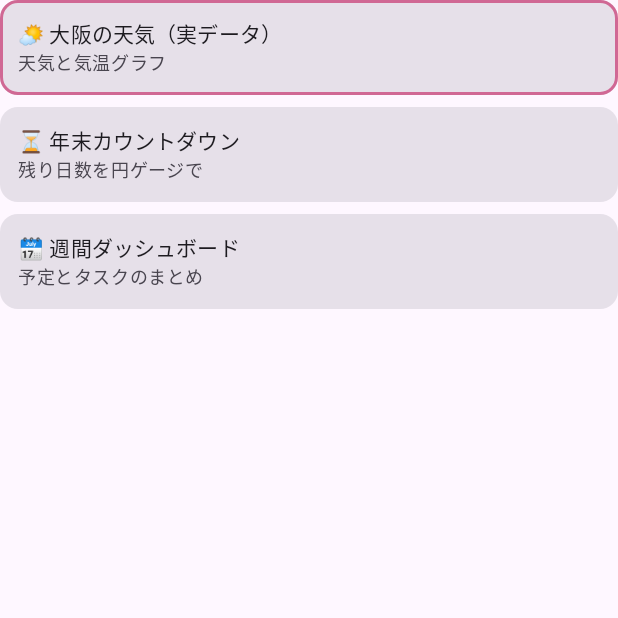
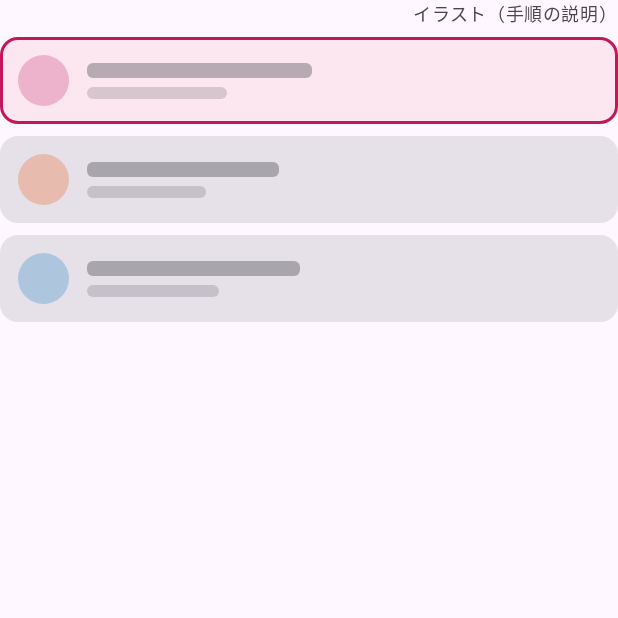
Before and after one commit to TaigaShinohara/Scriptlet, an Android app built with Jetpack Compose: the composable SampleListMock shown on its own in the app's theme, on a phone screen of 412 x 824 dp, the top half of it. Run offline under Robolectric (Android 15) with nearby library versions, the phone set to English and light mode, and no system bars.

Commit message:
v0.16.1: flashier onboarding trial samples; step mocks become clearly schematic diagrams

```diff
--- a/app/build.gradle.kts
+++ b/app/build.gradle.kts
@@ -13,8 +13,8 @@ android {
         applicationId = "app.scriptlet"
         minSdk = 26
         targetSdk = 36
-        versionCode = 22
-        versionName = "0.16.0-help"
+        versionCode = 23
+        versionName = "0.16.1-trialart"
     }
 
     buildTypes {
--- a/app/src/main/java/app/scriptlet/ui/Onboarding.kt
+++ b/app/src/main/java/app/scriptlet/ui/Onboarding.kt
@@ -102,7 +102,7 @@ private val worries = listOf(
         mirror = "「天気や数字を、すぐチェックしたい」",
         strength = "天気も進捗も、本物のデータを取って表示するサンプルが揃っています。",
         trioOrder = listOf(0, 2, 1),
-        trialKey = "progress-demo",
+        trialKey = "analog-clock",
         buildKey = "showcase-weather",
     ),
     Worry(
@@ -118,7 +118,7 @@ private val worries = listOf(
         mirror = "",
         strength = "決めなくて大丈夫。本物のサンプルが動くところから、見てみましょう。",
         trioOrder = listOf(0, 1, 2),
-        trialKey = "hello",
+        trialKey = "daily-art",
         buildKey = null,
     ),
 )
@@ -433,7 +433,7 @@ fun OnboardingScreen(
                     7 -> PageShell(
                         stepLabel = "ステップ 1 / 3",
                         headline = "サンプルから選ぶ",
-                        sub = "完成品のサンプルが9本。まずは選ぶだけで大丈夫。",
+                        sub = "完成品のサンプルが14本。まずは選ぶだけで大丈夫。",
                         reducedMotion = reducedMotion, active = active,
                         hero = { SampleListMock(reducedMotion) },
                     )
@@ -695,7 +695,7 @@ private fun TrialPage(
     var running by remember { mutableStateOf(false) }
     var bounce by remember { mutableIntStateOf(0) }
     val scope = rememberCoroutineScope()
-    val sampleIdx = SampleScripts.keys.indexOf(worry?.trialKey ?: "hello").coerceAtLeast(0)
+    val sampleIdx = SampleScripts.keys.indexOf(worry?.trialKey ?: "daily-art").coerceAtLeast(0)
     Column(
         modifier = Modifier.fillMaxSize(),
         horizontalAlignment = Alignment.CenterHorizontally,
@@ -1044,33 +1044,63 @@ private fun TrioMock(order: List<Int>) {
     }
 }
 
+/** A bar that stands in for a line of text in a schematic mock — no legible words, so a teaching page never reads as the real, tappable thing. */
+@Composable
+private fun SkeletonBar(widthDp: Int, heightDp: Int = 10, color: Color) {
+    Box(
+        modifier = Modifier.width(widthDp.dp).height(heightDp.dp)
+            .clip(RoundedCornerShape(4.dp))
+            .background(color),
+    )
+}
+
 @Composable
 private fun SampleListMock(reducedMotion: Boolean) {
-    Column(verticalArrangement = Arrangement.spacedBy(8.dp), modifier = Modifier.fillMaxWidth()) {
-        listOf(
-            "🌤 大阪の天気（実データ）" to "天気と気温グラフ",
-            "⏳ 年末カウントダウン" to "残り日数を円ゲージで",
-            "🗓 週間ダッシュボード" to "予定とタスクのまとめ",
-        ).forEachIndexed { i, (name, desc) ->
-            // Hero motion: the recommended first card's frame gently pulses.
-            if (i == 0) {
-                PulseAlpha(reducedMotion) { a ->
-                    Card(
-                        modifier = Modifier.fillMaxWidth(),
-                        border = androidx.compose.foundation.BorderStroke(2.dp, BrandPink.copy(alpha = a)),
+    // Schematic only (user direction, 2026-11-14): skeleton bars instead of
+    // legible sample names, no pulse inviting a tap, and an explicit
+    // "illustration" label. This page teaches the steps; the real list is
+    // one swipe past the end of the onboarding. (The old mock also carried
+    // stale sample names that no longer exist.)
+    val barColor = MaterialTheme.colorScheme.onSurface
+    Column(modifier = Modifier.fillMaxWidth()) {
+        Text(
+            "イラスト（手順の説明）",
+            style = MaterialTheme.typography.bodySmall,
+            color = MaterialTheme.colorScheme.onSurfaceVariant,
+            modifier = Modifier.align(Alignment.End),
+        )
+        Spacer(Modifier.height(6.dp))
+        Column(verticalArrangement = Arrangement.spacedBy(8.dp)) {
+            val tints = listOf(BrandPink, BrandOrange, BrandSky)
+            listOf(150, 128, 142).forEachIndexed { i, titleWidth ->
+                val row: @Composable () -> Unit = {
+                    Row(
+                        modifier = Modifier.padding(12.dp),
+                        verticalAlignment = Alignment.CenterVertically,
                     ) {
-                        Column(modifier = Modifier.padding(12.dp)) {
-                            Text(name, style = MaterialTheme.typography.titleSmall)
-                            Text(desc, style = MaterialTheme.typography.bodySmall, color = MaterialTheme.colorScheme.onSurfaceVariant)
+                        Box(
+                            modifier = Modifier.size(34.dp).clip(CircleShape)
+                                .background(tints[i].copy(alpha = 0.25f)),
+                        )
+                        Spacer(Modifier.width(12.dp))
+                        Column(verticalArrangement = Arrangement.spacedBy(6.dp)) {
+                            SkeletonBar(titleWidth, color = barColor.copy(alpha = 0.30f))
+                            SkeletonBar(titleWidth * 62 / 100, heightDp = 8, color = barColor.copy(alpha = 0.16f))
                         }
                     }
                 }
-            } else {
-                Card(modifier = Modifier.fillMaxWidth()) {
-                    Column(modifier = Modifier.padding(12.dp)) {
-                        Text(name, style = MaterialTheme.typography.titleSmall)
-                        Text(desc, style = MaterialTheme.typography.bodySmall, color = MaterialTheme.colorScheme.onSurfaceVariant)
-                    }
+                if (i == 0) {
+                    // The chosen one: a still pink frame and tint — selected,
+                    // but quiet. Nothing on a teaching page should pulse.
+                    Card(
+                        modifier = Modifier.fillMaxWidth(),
+                        border = androidx.compose.foundation.BorderStroke(2.dp, BrandPink),
+                        colors = CardDefaults.cardColors(
+                            containerColor = MaterialTheme.colorScheme.primaryContainer,
+                        ),
+                    ) { row() }
+                } else {
+                    Card(modifier = Modifier.fillMaxWidth()) { row() }
                 }
             }
         }
@@ -1079,15 +1109,35 @@ private fun SampleListMock(reducedMotion: Boolean) {
 
 @Composable
 private fun PreviewMock(reducedMotion: Boolean) {
-    Column(horizontalAlignment = Alignment.CenterHorizontally, modifier = Modifier.fillMaxWidth()) {
-        MiniWidgetCard("Hello, Scriptlet!", "いま 9:41", BrandPink, Modifier.fillMaxWidth())
-        Spacer(Modifier.height(14.dp))
-        // Hero motion: the run button pulses — "press me" without a word.
-        PulseAlpha(reducedMotion) { a ->
+    // Schematic only, same rule as the sample-list mock: the old version had
+    // a labeled, pulsing fake "▶ 実行プレビュー" button — on a page that
+    // only teaches the step, it read as the real button and invited taps.
+    val barColor = MaterialTheme.colorScheme.onSurface
+    Column(modifier = Modifier.fillMaxWidth()) {
+        Text(
+            "イラスト（手順の説明）",
+            style = MaterialTheme.typography.bodySmall,
+            color = MaterialTheme.colorScheme.onSurfaceVariant,
+            modifier = Modifier.align(Alignment.End),
+        )
+        Spacer(Modifier.height(6.dp))
+        Column(horizontalAlignment = Alignment.CenterHorizontally) {
+            Card(modifier = Modifier.fillMaxWidth()) {
+                Column(
+                    modifier = Modifier.padding(14.dp),
+                    verticalArrangement = Arrangement.spacedBy(8.dp),
+                ) {
+                    SkeletonBar(118, color = BrandPink.copy(alpha = 0.55f))
+                    SkeletonBar(186, heightDp = 9, color = barColor.copy(alpha = 0.18f))
+                    SkeletonBar(96, heightDp = 9, color = barColor.copy(alpha = 0.18f))
+                }
+            }
+            Spacer(Modifier.height(14.dp))
             Box(
-                modifier = Modifier.clip(RoundedCornerShape(999.dp)).background(BrandPink.copy(alpha = 0.55f + 0.45f * a)).padding(horizontal = 22.dp, vertical = 10.dp),
+                modifier = Modifier.clip(RoundedCornerShape(999.dp)).background(BrandPink)
+                    .padding(horizontal = 22.dp, vertical = 12.dp),
             ) {
-                Text("▶ 実行プレビュー", color = Color.White, fontWeight = FontWeight.Bold)
+                SkeletonBar(104, color = Color.White.copy(alpha = 0.85f))
             }
         }
     }
```
